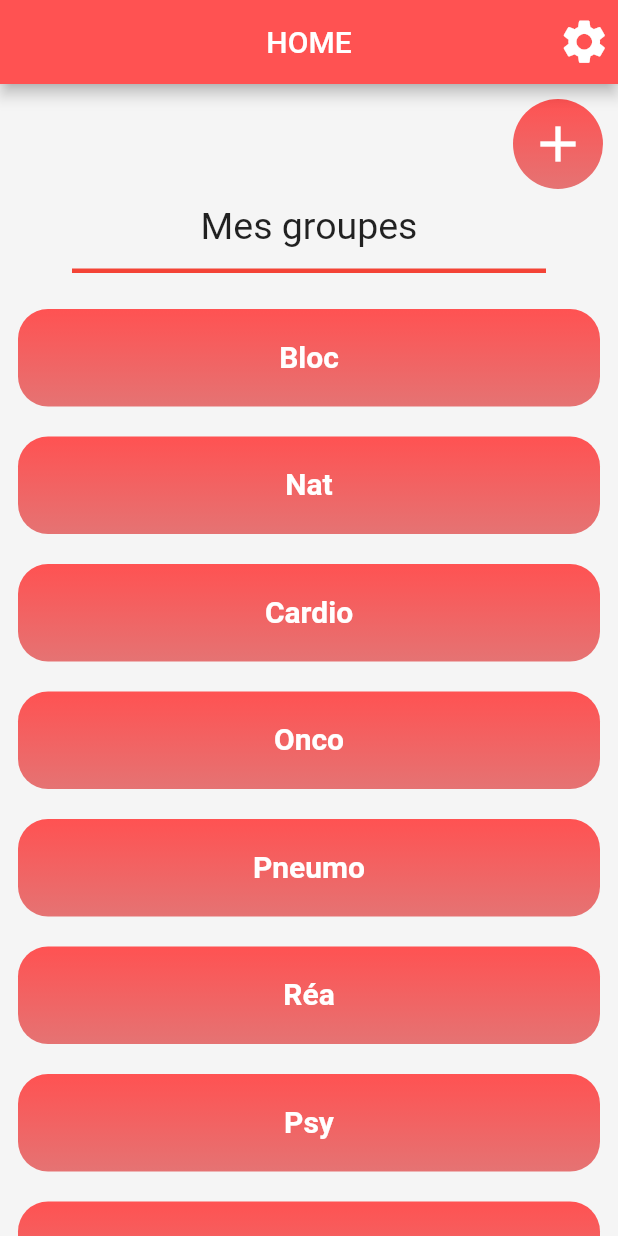
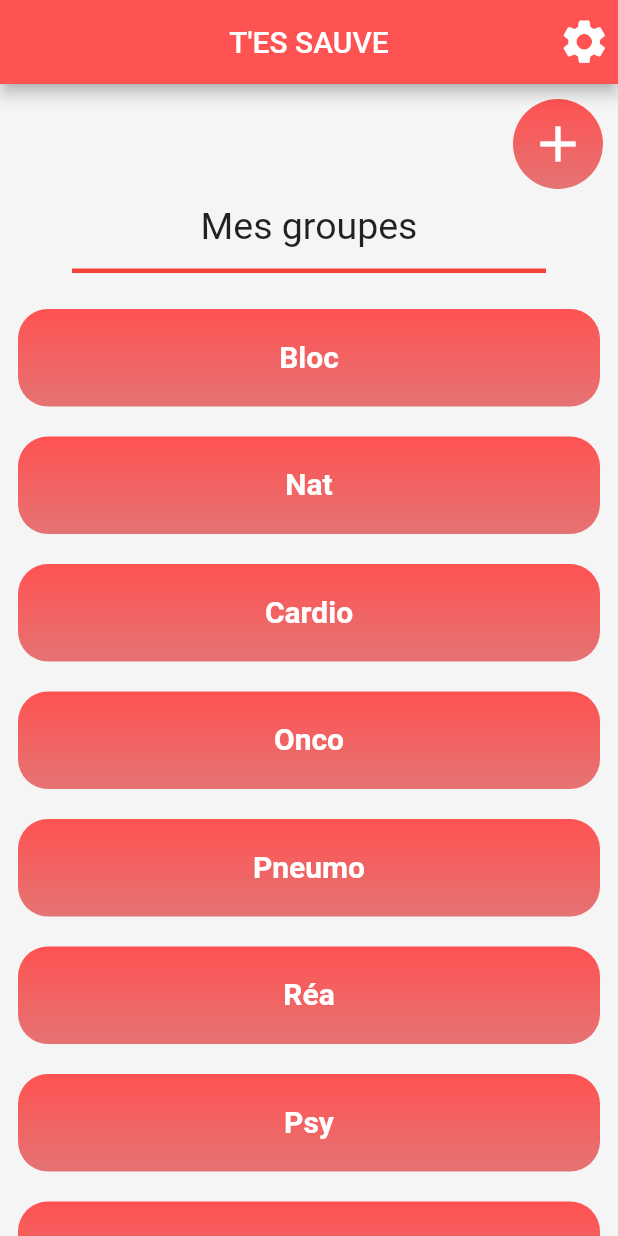
Before and after one commit to ThomasFabrePro/NursElp, a Flutter app: the screen it shows after launch, on a phone screen of 412 x 824 dp. Run offline on Flutter 3.47's test engine with Material 2 defaults, Android fonts, the phone set to English and light mode, and no system bars; our stand-ins replace bottom_navy_bar, firebase_auth, firebase_core, sqflite; missing offline and left inert: dart:ffi; accounts and stored records are empty.

Commit message:
Commit après le naufrage
Commit de sauvegarde

```diff
--- a/NursElp/NursElp/lib/screens/dashboard/Home.dart
+++ b/NursElp/NursElp/lib/screens/dashboard/Home.dart
@@ -17,7 +17,7 @@ class _HomeScreenState extends State<HomeScreen> {
     return SafeArea(
       child: Scaffold(
         appBar: AppBar(
-          title: Text("HOME"),
+          title: Text("T'ES SAUVE"),
           centerTitle: true,
           actions: <Widget>[
             IconButton(icon: Icon(Icons.settings, size: 35), onPressed: () {})
```
